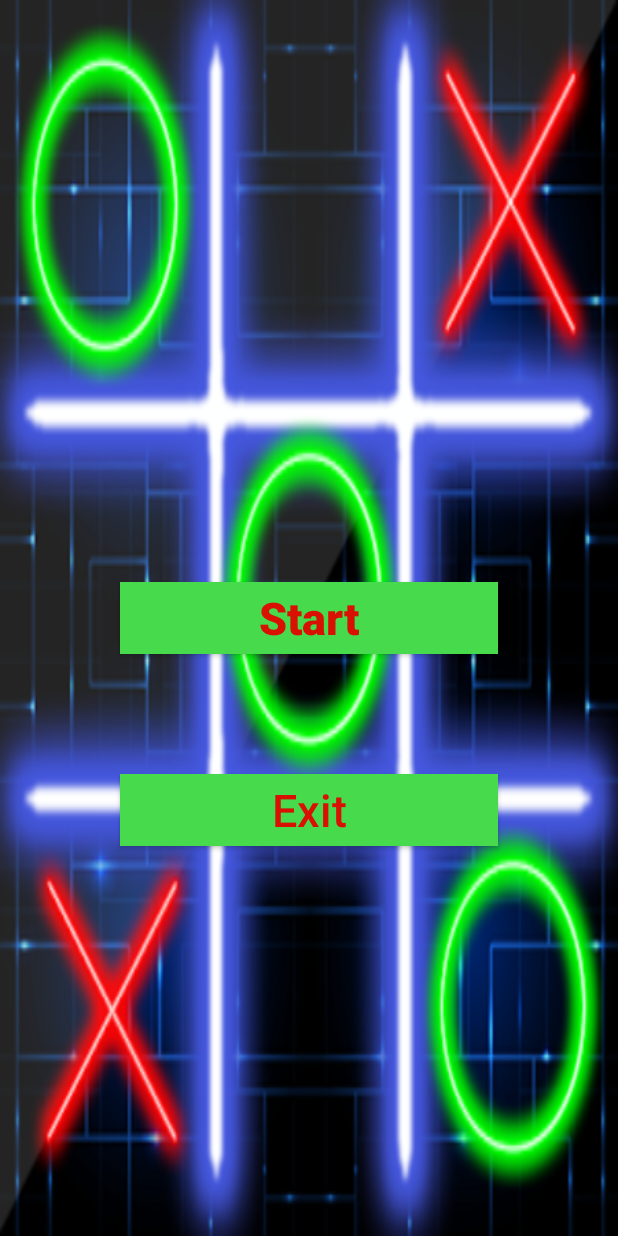
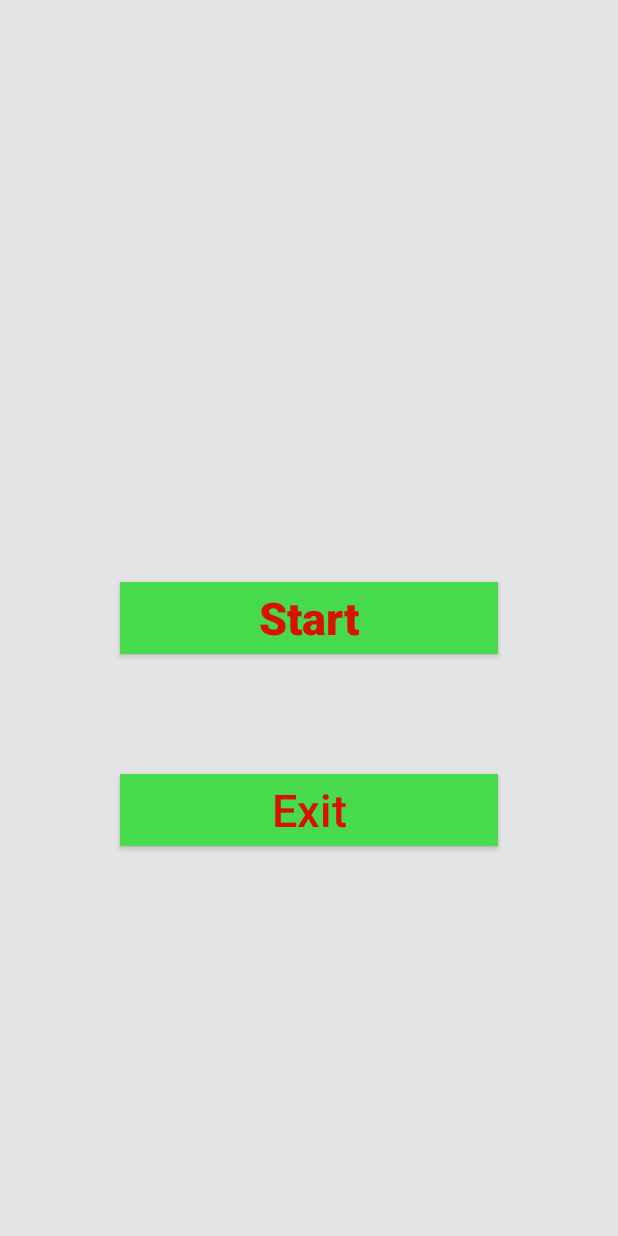
Before and after one commit to tamim1122/Tic-Toc-Toe, an Android app: the screen it shows after launch (MainActivity), on a phone screen of 412 x 824 dp. Run offline under Robolectric (Android 15) with nearby library versions, the phone set to English and light mode, and no system bars.

Commit message:
Splash And Main Activity background chance

```diff
--- a/app/src/main/res/layout/activity_main.xml
+++ b/app/src/main/res/layout/activity_main.xml
@@ -4,7 +4,7 @@
     xmlns:tools="http://schemas.android.com/tools"
     android:layout_width="match_parent"
     android:layout_height="match_parent"
-    android:background="@drawable/tickmainback"
+    android:background="@color/colorPrimaryDark"
     tools:context=".MainActivity">
 
     <Button
--- a/app/src/main/res/layout/activity_splash_screen.xml
+++ b/app/src/main/res/layout/activity_splash_screen.xml
@@ -13,7 +13,6 @@
         android:layout_width="350dp"
         android:layout_height="350dp"
         android:layout_centerInParent="true"
-        android:src="@drawable/logo"
 
         />
     <EditText
@@ -23,7 +22,6 @@
         android:text="@string/splash_text"
         android:textColor="@color/splashfontcolor"
         android:textSize="40sp"
-        android:layout_below="@+id/logoimg"
         android:layout_centerInParent="true"
         />
 
```
